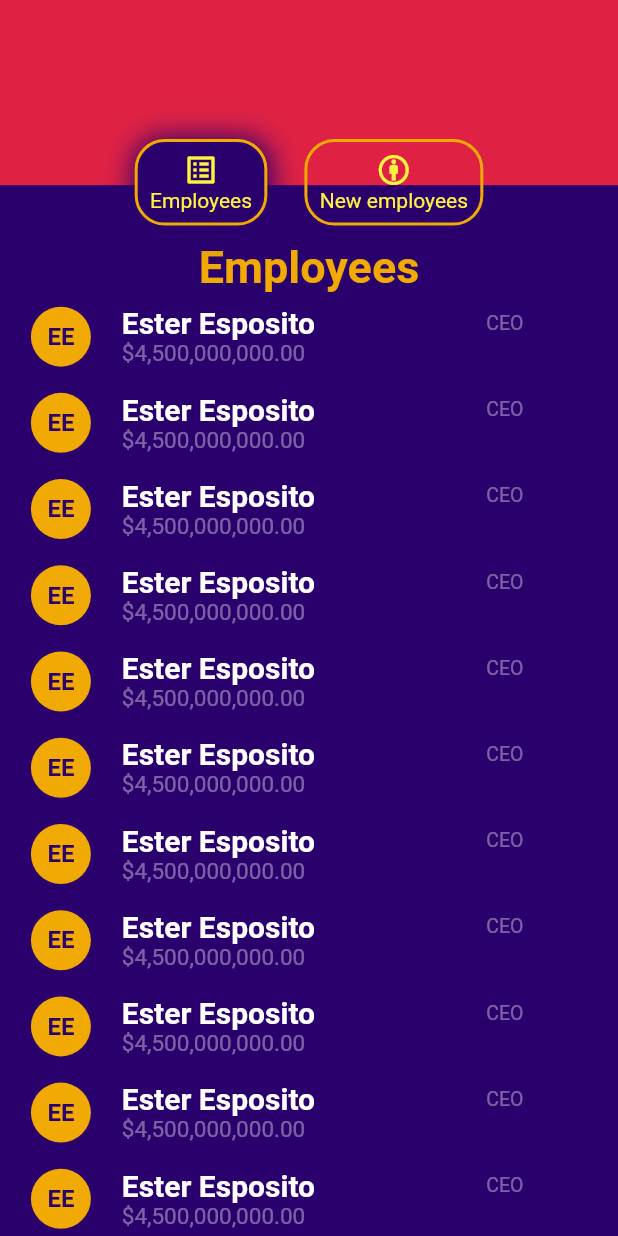
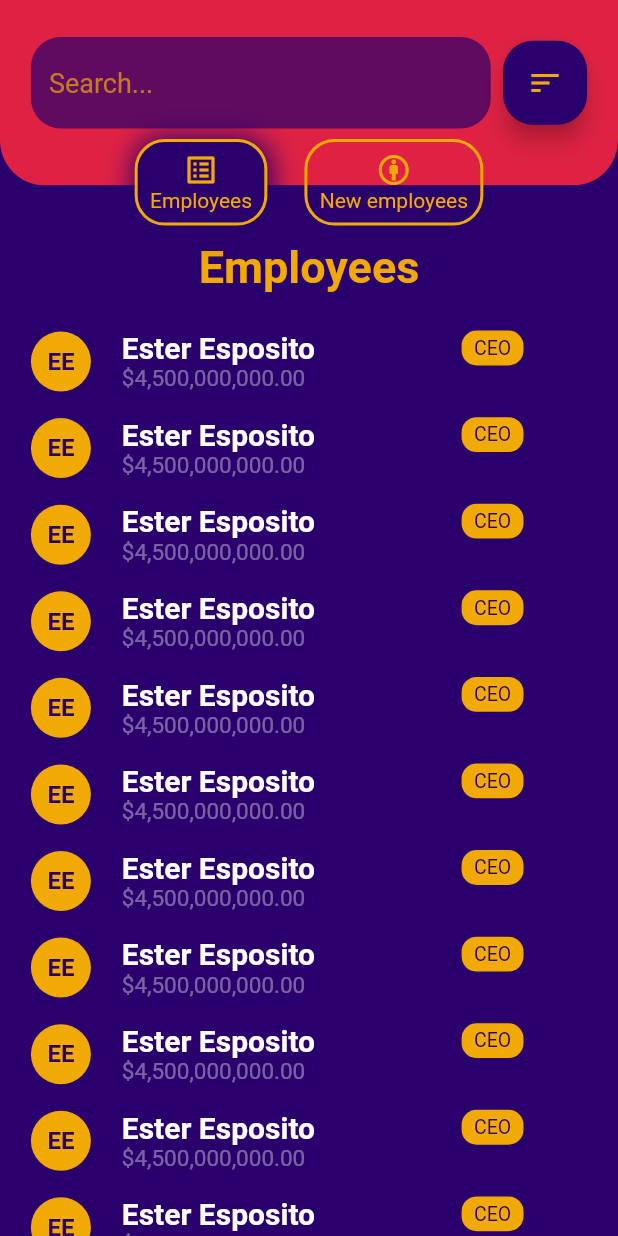
Before and after one commit to Hapkiduki/robinfood, a Flutter app: the screen it shows after launch, on a phone screen of 412 x 824 dp. Run offline on Flutter 3.47's test engine with Material 2 defaults, Android fonts, the phone set to English and light mode, and no system bars.

Commit message:
Employees_detail page was done, all design is already finished

```diff
--- /dev/null
+++ b/lib/src/pages/employee_detail_page.dart
@@ -0,0 +1,361 @@
+import 'package:flutter/material.dart';
+import 'package:intl/intl.dart';
+
+import 'package:robinfood/src/utils/colors.dart';
+import 'package:robinfood/src/utils/dimensions.dart';
+
+import 'home_page.dart';
+
+class EmployeesDetailPage extends StatefulWidget {
+  final DragState dragState;
+
+  EmployeesDetailPage({Key key, this.dragState}) : super(key: key);
+
+  @override
+  _EmployeesDetailPageState createState() => _EmployeesDetailPageState();
+}
+
+class _EmployeesDetailPageState extends State<EmployeesDetailPage>
+    with SingleTickerProviderStateMixin {
+  AnimationController animationController;
+  Animation _animCircle;
+
+  final Duration _animDuration = Duration(milliseconds: 500);
+
+  @override
+  void initState() {
+    animationController = AnimationController(
+      vsync: this,
+      duration: _animDuration,
+    );
+
+    _animCircle =
+        CurveTween(curve: Interval(.0, .5)).animate(animationController);
+
+    super.initState();
+
+    animationController.forward();
+  }
+
+  @override
+  void dispose() {
+    animationController.dispose();
+    super.dispose();
+  }
+
+  @override
+  Widget build(BuildContext context) {
+    return Container(
+      padding: Dimensions.top(context, .4),
+      decoration: BoxDecoration(
+        color: CustomColors.pink,
+        borderRadius: BorderRadius.only(
+          bottomLeft: Radius.circular(30),
+          bottomRight: Radius.circular(30),
+        ),
+      ),
+      child: Stack(
+        fit: StackFit.expand,
+        children: [
+          AnimatedPositioned(
+            left: 0,
+            right: 0,
+            top: widget.dragState == DragState.employees
+                ? Dimensions.height(context) * .68
+                : 10,
+            duration: _animDuration,
+            child: _header(context),
+          ),
+          AnimatedPositioned(
+            left: 0,
+            right: 0,
+            top: widget.dragState == DragState.employee_detail
+                ? Dimensions.height(context) * .25
+                : 0,
+            duration: _animDuration,
+            child: AnimatedSwitcher(
+              duration: _animDuration,
+              child: widget.dragState == DragState.employees
+                  ? SizedBox.shrink()
+                  : SingleChildScrollView(
+                      controller: ScrollController(),
+                      child: Column(
+                        children: [
+                          Padding(
+                            padding: Dimensions.horizontal(context, .05),
+                            child: Text(
+                              'Ester Esposito',
+                              textAlign: TextAlign.center,
+                              style: TextStyle(
+                                color: Colors.white,
+                                fontSize: 30,
+                                fontWeight: FontWeight.w600,
+                                fontStyle: FontStyle.normal,
+                              ),
+                            ),
+                          ),
+                          SizedBox(
+                            height: Dimensions.height(context) * .01,
+                          ),
+                          Text(
+                            'CEO',
+                            textAlign: TextAlign.center,
+                            style: TextStyle(
+                              color: Colors.white70,
+                              fontSize: 20,
+                              fontWeight: FontWeight.w600,
+                              fontStyle: FontStyle.normal,
+                            ),
+                          ),
+                          SizedBox(
+                            height: Dimensions.height(context) * .01,
+                          ),
+                          RichText(
+                            text: TextSpan(
+                              style: TextStyle(
+                                fontSize: 20,
+                              ),
+                              children: [
+                                TextSpan(
+                                  text: 'Wage: ',
+                                  style: TextStyle(
+                                    fontWeight: FontWeight.bold,
+                                  ),
+                                ),
+                                TextSpan(
+                                  text: NumberFormat.simpleCurrency()
+                                      .format(4500000000),
+                                ),
+                              ],
+                            ),
+                          ),
+                          SizedBox(
+                            height: Dimensions.height(context) * .02,
+                          ),
+                          Text(
+                            'Employees',
+                            textAlign: TextAlign.center,
+                            style: TextStyle(
+                              color: Colors.white,
+                              fontSize: 30,
+                              fontWeight: FontWeight.w600,
+                              fontStyle: FontStyle.normal,
+                            ),
+                          ),
+                          Container(
+                            height: Dimensions.height(context) * .20,
+                            margin: Dimensions.horizontal(context, .05),
+                            child: ListView.builder(
+                              shrinkWrap: true,
+                              scrollDirection: Axis.horizontal,
+                              itemCount: 20,
+                              itemBuilder: (context, i) => _employee(),
+                            ),
+                          ),
+                          SizedBox(
+                            height: Dimensions.height(context) * .02,
+                          ),
+                          _new(),
+                        ],
+                      ),
+                    ),
+            ),
+          ),
+        ],
+      ),
+    );
+  }
+
+  _new() {
+    return GestureDetector(
+      onTap: () {
+        animationController.forward(from: 0);
+      },
+      child: Column(
+        children: [
+          Text(
+            'Check as new',
+            style: TextStyle(
+              color: Colors.white,
+              fontSize: 18,
+            ),
+          ),
+          SizedBox(
+            height: Dimensions.height(context) * .01,
+          ),
+          AnimatedBuilder(
+            builder: (context, snapshot) => CustomPaint(
+              foregroundPainter: _CircleItemPainter(_animCircle.value),
+              child: CircleAvatar(
+                radius: 30.0,
+                backgroundColor: CustomColors.blue,
+                child: Icon(
+                  Icons.done_outline_rounded,
+                  color: Colors.white,
+                ),
+              ),
+            ),
+            animation: animationController,
+          ),
+        ],
+      ),
+    );
+  }
+
+  Widget _employee() => Container(
+        margin: Dimensions.symetric(context, .02, .04),
+        width: Dimensions.width(context) * .3,
+        decoration: BoxDecoration(
+            color: CustomColors.blue,
+            borderRadius: Dimensions.borderRadiusContainer(20),
+            boxShadow: [
+              BoxShadow(
+                blurRadius: 10,
+                offset: Offset(5, 5),
+              ),
+            ]),
+        child: Padding(
+          padding: Dimensions.all(context, .05),
+          child: Column(
+            mainAxisAlignment: MainAxisAlignment.center,
+            children: [
+              CircleAvatar(
+                backgroundColor: CustomColors.yellow,
+                child: Text(
+                  'EC',
+                  style: TextStyle(
+                    color: CustomColors.blue,
+                    fontWeight: FontWeight.bold,
+                  ),
+                ),
+              ),
+              SizedBox(height: Dimensions.width(context) * .03),
+              Text(
+                'Ester Esposito',
+                textAlign: TextAlign.center,
+                maxLines: 2,
+                overflow: TextOverflow.ellipsis,
+                style: TextStyle(
+                  color: CustomColors.yellow,
+                  fontWeight: FontWeight.bold,
+                ),
+              ),
+            ],
+          ),
+        ),
+      );
+
+  Widget _header(BuildContext context) {
+    return Padding(
+      padding: Dimensions.horizontal(context, .05),
+      child: Row(
+        mainAxisAlignment: MainAxisAlignment.spaceBetween,
+        crossAxisAlignment: widget.dragState == DragState.employees
+            ? CrossAxisAlignment.center
+            : CrossAxisAlignment.start,
+        children: [
+          Expanded(
+            child: AnimatedSwitcher(
+              duration: _animDuration,
+              child: widget.dragState == DragState.employees
+                  ? TextField(
+                      cursorColor: CustomColors.yellow,
+                      style: TextStyle(
+                        color: CustomColors.yellow,
+                        fontSize: 18,
+                      ),
+                      keyboardType: TextInputType.text,
+                      textInputAction: TextInputAction.search,
+                      decoration: InputDecoration(
+                        hintText: 'Search...',
+                        hintStyle: TextStyle(
+                          color: CustomColors.yellow.withOpacity(.7),
+                        ),
+                        fillColor: CustomColors.blue.withOpacity(.7),
+                        filled: true,
+                        border: OutlineInputBorder(
+                          borderRadius: BorderRadius.circular(20),
+                          borderSide: BorderSide.none,
+                        ),
+                      ),
+                    )
+                  : _photo(context),
+            ),
+          ),
+          SizedBox(
+            width: Dimensions.width(context) * .02,
+          ),
+          FloatingActionButton(
+            shape: RoundedRectangleBorder(
+              borderRadius: BorderRadius.circular(20),
+            ),
+            heroTag: null,
+            onPressed: () {},
+            backgroundColor: CustomColors.blue,
+            child: AnimatedCrossFade(
+              crossFadeState: widget.dragState == DragState.employees
+                  ? CrossFadeState.showFirst
+                  : CrossFadeState.showSecond,
+              duration: Duration(seconds: 1),
+              firstChild: Icon(
+                Icons.sort_outlined,
+                color: CustomColors.yellow,
+              ),
+              secondChild: Icon(
+                Icons.upload_outlined,
+                color: CustomColors.yellow,
+              ),
+            ),
+          ),
+        ],
+      ),
+    );
+  }
+
+  Widget _photo(BuildContext context) {
+    return Padding(
+      padding: Dimensions.left(context, .1),
+      child: CircleAvatar(
+        radius: Dimensions.width(context) * .2,
+        backgroundColor: CustomColors.yellow,
+        child: Text(
+          'EE',
+          style: TextStyle(
+            color: CustomColors.blue,
+            fontWeight: FontWeight.bold,
+            fontSize: 40,
+          ),
+        ),
+      ),
+    );
+  }
+}
+
+class _CircleItemPainter extends CustomPainter {
+  final double progress;
+
+  _CircleItemPainter(this.progress);
+
+  @override
+  void paint(Canvas canvas, Size size) {
+    final center = Offset(size.width / 2, size.height / 2);
+    final radius = 30.0 * progress;
+    final strokeWidth = 10.0;
+    final currentStrokeWidth = strokeWidth * (1 - progress);
+
+    final paint = Paint();
+    paint.color = CustomColors.pink;
+    paint.style = PaintingStyle.stroke;
+    paint.strokeWidth = currentStrokeWidth;
+
+    if (progress < 1) {
+      canvas.drawCircle(center, radius, paint);
+    }
+  }
+
+  @override
+  bool shouldRepaint(_CircleItemPainter oldDelegate) => true;
+
+  @override
+  bool shouldRebuildSemantics(_CircleItemPainter oldDelegate) => false;
+}
--- a/lib/src/pages/employees_page.dart
+++ b/lib/src/pages/employees_page.dart
@@ -26,6 +26,9 @@ class EmployeesPage extends StatelessWidget {
               fontSize: 30,
               fontWeight: FontWeight.bold,
             ),
+          ),
+          SizedBox(
+            height: Dimensions.height(context) * .02,
           ),
           Expanded(
             child: AnimatedSwitcher(
@@ -67,7 +70,7 @@ class EmployeesPage extends StatelessWidget {
             child: Column(
               crossAxisAlignment: CrossAxisAlignment.start,
               children: [
-                _bodyUser(),
+                _bodyUser(context),
                 Text(
                   currency,
                   style: TextStyle(
@@ -83,9 +86,7 @@ class EmployeesPage extends StatelessWidget {
     );
   }
 
-  Widget _photo(int index, BuildContext context) => Hero(
-        tag: 'user_123-$index',
-        child: Stack(
+  Widget _photo(int index, BuildContext context) => Stack(
         children: [
           CircleAvatar(
             backgroundColor: CustomColors.yellow,
@@ -98,10 +99,9 @@ class EmployeesPage extends StatelessWidget {
             ),
           ),
         ],
-        ),
       );
 
-  _bodyUser() {
+  _bodyUser(BuildContext context) {
     return Row(
       mainAxisAlignment: MainAxisAlignment.spaceBetween,
       children: [
@@ -117,11 +117,18 @@ class EmployeesPage extends StatelessWidget {
             ),
           ),
         ),
-        Text(
+        Container(
+          padding: Dimensions.symetric(context, .02, .01),
+          decoration: BoxDecoration(
+            color: CustomColors.yellow,
+            borderRadius: Dimensions.borderRadiusContainer(10),
+          ),
+          child: Text(
             'CEO',
             style: TextStyle(
-            color: Colors.white38,
+              color: CustomColors.blue,
               fontSize: 13,
+            ),
           ),
         ),
       ],
--- a/lib/src/pages/home_page.dart
+++ b/lib/src/pages/home_page.dart
@@ -1,10 +1,13 @@
 import 'package:flutter/material.dart';
-import 'package:robinfood/src/pages/employees_page.dart';
+
 import 'package:robinfood/src/utils/beat_animation.dart';
 import 'package:robinfood/src/utils/colors.dart';
+import 'package:robinfood/src/utils/dimensions.dart';
 
-import 'package:robinfood/src/utils/dimensions.dart';
 import 'package:robinfood/src/widgets/menu.dart';
+
+import 'employees_page.dart';
+import 'employee_detail_page.dart';
 
 enum DragState {
   employee_detail,
@@ -23,6 +26,7 @@ class _HomePageState extends State<HomePage>
   AnimationController _controller;
 
   DragState _dragState = DragState.employees;
+
   final List<MenuItem> _menuItems = [
     MenuItem(icon: Icons.list_alt, text: 'Employees'),
     MenuItem(icon: Icons.attribution_outlined, text: 'New employees'),
@@ -93,9 +97,7 @@ class _HomePageState extends State<HomePage>
               height: Dimensions.height(context),
               child: GestureDetector(
                 onVerticalDragUpdate: _onVerticalDrag,
-                child: Container(
-                  color: CustomColors.pink,
-                ),
+                child: EmployeesDetailPage(dragState: _dragState),
               ),
             ),
             AnimatedPositioned(
--- a/lib/src/utils/colors.dart
+++ b/lib/src/utils/colors.dart
@@ -1,7 +1,7 @@
 import 'package:flutter/material.dart';
 
 class CustomColors {
-  static const light_yellow = Color(0xfffcf242);
+
   static const yellow = Color(0xfff1a904);
   static const blue = Color(0xff2a006c);
   static const pink = Color(0xffdf2244);
--- a/lib/src/widgets/menu.dart
+++ b/lib/src/widgets/menu.dart
@@ -104,12 +104,12 @@ class _MenuState extends State<Menu> with SingleTickerProviderStateMixin {
         children: [
           Icon(
             widget.items[i].icon,
-            color: CustomColors.light_yellow,
+            color: CustomColors.yellow,
           ),
           Text(
             widget.items[i].text,
             style: TextStyle(
-              color: CustomColors.light_yellow,
+              color: CustomColors.yellow,
             ),
           ),
         ],
--- a/pubspec.yaml
+++ b/pubspec.yaml
@@ -27,15 +27,15 @@ dependencies:
 
   # The following adds the Cupertino Icons font to your application.
   # Use with the CupertinoIcons class for iOS style icons.
-  cupertino_icons: ^1.0.2
+  cupertino_icons: ^1.0.0
   intl: ^0.16.1
 
 
 dev_dependencies:
   flutter_test:
     sdk: flutter
-  integration_test:
-    sdk: flutter
+  #integration_test:
+    #sdk: flutter
 
 # For information on the generic Dart part of this file, see the
 # following page: https://dart.dev/tools/pub/pubspec
```
Also changed, not shown: 1 other file. Lines whose indentation alone changed are shown as unchanged.
